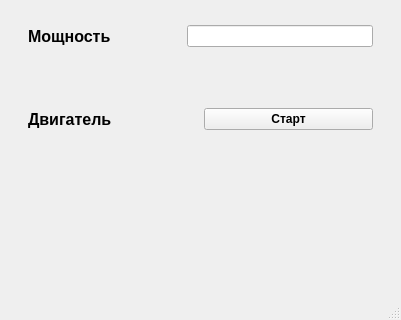
Above: mainwindow.ui from rmtsoftware/SerialWritter before the change; both pictures show x 0 to 401 and y 274 to 594 of the 401 by 594 pixel window. Below: the same form after it.
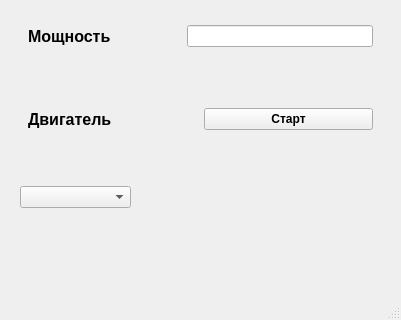
That is the form after the change.

Commit message: Добавлен комбо бокс доступных com-портов

```diff
--- a/mainwindow.ui
+++ b/mainwindow.ui
@@ -184,6 +184,19 @@
      </item>
     </layout>
    </widget>
+   <widget class="QComboBox" name="cb_com_dev">
+    <property name="geometry">
+     <rect>
+      <x>20</x>
+      <y>460</y>
+      <width>111</width>
+      <height>22</height>
+     </rect>
+    </property>
+    <property name="placeholderText">
+     <string>не выбрано</string>
+    </property>
+   </widget>
   </widget>
   <widget class="QStatusBar" name="statusbar"/>
  </widget>
```
The commit also changes 2 other files.
